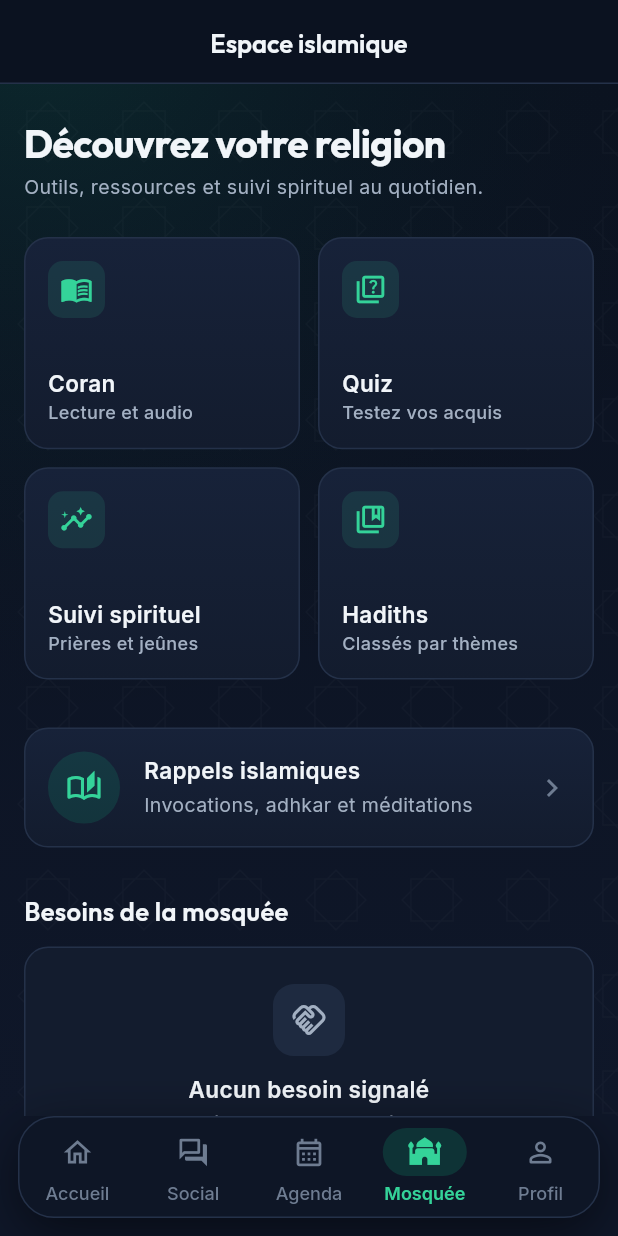
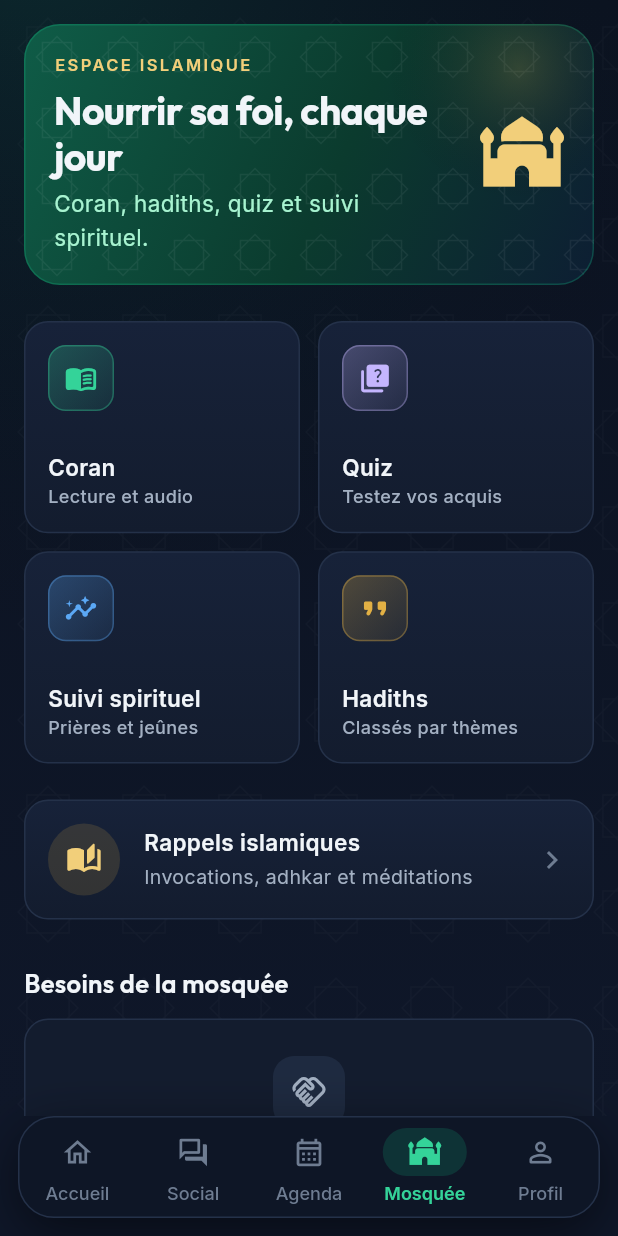
Before and after one commit to sorail742/aeemg, a Flutter app: the screen it shows after launch, item 4 of the bottom bar chosen, on a phone screen of 412 x 824 dp. Run offline on Flutter 3.47's test engine with Material 3 defaults, Android fonts, the phone set to English and light mode, and no system bars; drawn by our look-alikes of flutter_animate; our stand-ins replace adhan, audioplayers, emoji_picker_flutter, flutter_local_notifications, flutter_riverpod, geocoding and 12 more; missing offline and left inert: quran, record; accounts and stored records are empty.

Commit message:
style(AMEL-027): onglets Espace islamique, Agenda et Profil en v3
- Espace islamique : bandeau « Nourrir sa foi, chaque jour », tuiles à
  pastille teintée (Coran, Quiz, Suivi spirituel, Hadiths), rappels en
  accent doré, squelette de chargement, apparition décalée.
- Agenda : en-tête « Agenda » et pastille de la date hégirienne à la
  place de l'AppBar transparente.
- Profil : carte d'identité dans un bandeau, avatar cerclé d'or.
- Marge haute calculée sur la barre d'état plutôt qu'un SafeArea
  supplémentaire (pas de réindentation inutile).

Co-Authored-By: Claude Opus 5.5 <noreply@anthropic.com>
Claude-Session: https://claude.ai/code/session_01QuFgH5bJG7KeUt3vrEj1V2

```diff
--- a/lib/features/mosque/presentation/mosque_screen.dart
+++ b/lib/features/mosque/presentation/mosque_screen.dart
@@ -4,11 +4,14 @@ import 'package:go_router/go_router.dart';
 
 import '../../../core/providers/supabase_provider.dart';
 import '../../../core/theme/app_colors.dart';
+import '../../../core/theme/app_radius.dart';
 import '../../../core/utils/supabase_errors.dart';
 import '../../../core/theme/app_spacing.dart';
 import '../../../core/theme/app_typography.dart';
 import '../../../shared/widgets/ds/aeemg_buttons.dart';
 import '../../../shared/widgets/ds/aeemg_card.dart';
+import '../../../shared/widgets/ds/aeemg_hero.dart';
+import '../../../shared/widgets/ds/aeemg_motion.dart';
 import '../../../shared/widgets/ds/aeemg_section.dart';
 import '../../../shared/widgets/ds/islamic_background.dart';
 import '../../auth/presentation/providers/auth_provider.dart';
@@ -30,13 +33,15 @@ class MosqueScreen extends ConsumerWidget {
     final needsAsync = ref.watch(mosqueNeedsProvider);
     final user = ref.watch(currentUserProvider);
 
+    var index = 0;
+    Widget item(Widget child) => child.reveal(context, index: index++);
+
     return Scaffold(
       backgroundColor: AppColors.background,
-      appBar: AppBar(title: const Text('Espace islamique')),
       body: IslamicBackground(
         withPattern: true,
         child: SafeArea(
-          top: false,
+          bottom: false,
           child: RefreshIndicator(
             color: AppColors.emerald,
             backgroundColor: AppColors.cardSurface,
@@ -44,19 +49,54 @@ class MosqueScreen extends ConsumerWidget {
             child: ListView(
               padding: const EdgeInsets.fromLTRB(
                 AppSpacing.md,
-                AppSpacing.lg,
+                AppSpacing.md,
                 AppSpacing.md,
                 AppSpacing.md,
               ),
               physics: const AlwaysScrollableScrollPhysics(),
               children: [
-                Text('Découvrez votre religion', style: AppTypography.h1),
+                item(
+                  AeemgHero(
+                    child: Row(
+                      children: [
+                        Expanded(
+                          child: Column(
+                            crossAxisAlignment: CrossAxisAlignment.start,
+                            children: [
+                              Text(
+                                'ESPACE ISLAMIQUE',
+                                style: AppTypography.overline.copyWith(
+                                  color: AppColors.goldLight,
+                                  letterSpacing: 1.6,
+                                ),
+                              ),
+                              const SizedBox(height: AppSpacing.sm),
+                              Text(
+                                'Nourrir sa foi, chaque jour',
+                                style: AppTypography.h1,
+                              ),
                               const SizedBox(height: AppSpacing.xs),
                               Text(
-                  'Outils, ressources et suivi spirituel au quotidien.',
-                  style: AppTypography.bodySmall,
+                                'Coran, hadiths, quiz et suivi spirituel.',
+                                style: AppTypography.body.copyWith(
+                                  color: AppColors.lightEmerald,
+                                ),
+                              ),
+                            ],
+                          ),
+                        ),
+                        const SizedBox(width: AppSpacing.md),
+                        const Icon(
+                          Icons.mosque_rounded,
+                          size: 56,
+                          color: AppColors.goldLight,
+                        ),
+                      ],
+                    ),
+                  ),
                 ),
                 const SizedBox(height: AppSpacing.lg),
+                item(
                   GridView.count(
                     crossAxisCount: 2,
                     shrinkWrap: true,
@@ -68,30 +108,36 @@ class MosqueScreen extends ConsumerWidget {
                       _FeatureCard(
                         title: 'Coran',
                         subtitle: 'Lecture et audio',
-                      icon: Icons.menu_book_outlined,
+                        icon: Icons.menu_book_rounded,
+                        tint: AppColors.brightGreen,
                         onTap: () => context.push('/quran'),
                       ),
                       _FeatureCard(
                         title: 'Quiz',
                         subtitle: 'Testez vos acquis',
-                      icon: Icons.quiz_outlined,
+                        icon: Icons.quiz_rounded,
+                        tint: AppColors.violet,
                         onTap: () => context.push('/islamic/quiz'),
                       ),
                       _FeatureCard(
                         title: 'Suivi spirituel',
                         subtitle: 'Prières et jeûnes',
-                      icon: Icons.insights_outlined,
+                        icon: Icons.insights_rounded,
+                        tint: AppColors.info,
                         onTap: () => context.push('/islamic/tracking'),
                       ),
                       _FeatureCard(
                         title: 'Hadiths',
                         subtitle: 'Classés par thèmes',
-                      icon: Icons.collections_bookmark_outlined,
+                        icon: Icons.format_quote_rounded,
+                        tint: AppColors.gold,
                         onTap: () => context.push('/hadith'),
                       ),
                     ],
                   ),
-                const SizedBox(height: AppSpacing.xl),
+                ),
+                const SizedBox(height: AppSpacing.lg),
+                item(
                   AeemgCard(
                     onTap: () => context.push('/islamic'),
                     padding: const EdgeInsets.all(AppSpacing.md),
@@ -100,12 +146,12 @@ class MosqueScreen extends ConsumerWidget {
                         Container(
                           padding: const EdgeInsets.all(12),
                           decoration: BoxDecoration(
-                          color: AppColors.emerald.withValues(alpha: 0.15),
+                            color: AppColors.gold.withValues(alpha: 0.15),
                             shape: BoxShape.circle,
                           ),
                           child: const Icon(
-                          Icons.auto_stories_outlined,
-                          color: AppColors.brightGreen,
+                            Icons.auto_stories_rounded,
+                            color: AppColors.goldLight,
                           ),
                         ),
                         const SizedBox(width: AppSpacing.md),
@@ -113,7 +159,10 @@ class MosqueScreen extends ConsumerWidget {
                           child: Column(
                             crossAxisAlignment: CrossAxisAlignment.start,
                             children: [
-                            Text('Rappels islamiques', style: AppTypography.h4),
+                              Text(
+                                'Rappels islamiques',
+                                style: AppTypography.h4,
+                              ),
                               const SizedBox(height: 4),
                               Text(
                                 'Invocations, adhkar et méditations',
@@ -131,10 +180,11 @@ class MosqueScreen extends ConsumerWidget {
                       ],
                     ),
                   ),
+                ),
                 const SizedBox(height: AppSpacing.xl),
-                const AeemgSectionHeader(title: 'Besoins de la mosquée'),
+                item(const AeemgSectionHeader(title: 'Besoins de la mosquée')),
                 needsAsync.when(
-                  loading: () => const LinearProgressIndicator(minHeight: 2),
+                  loading: () => const AeemgSkeletonTile(),
                   error: (e, _) => AeemgEmptyState(
                     compact: true,
                     icon: Icons.cloud_off_outlined,
@@ -214,7 +264,7 @@ class MosqueScreen extends ConsumerWidget {
                                   borderRadius: BorderRadius.circular(8),
                                   child: LinearProgressIndicator(
                                     value: progress.clamp(0, 1),
-                                    minHeight: 6,
+                                    minHeight: 8,
                                     color: AppColors.emerald,
                                     backgroundColor: AppColors.cardSurfaceLight,
                                   ),
@@ -305,17 +355,20 @@ class MosqueScreen extends ConsumerWidget {
   }
 }
 
+/// Tuile de l'espace islamique : pastille teintée (une couleur par rubrique).
 class _FeatureCard extends StatelessWidget {
   const _FeatureCard({
     required this.title,
     required this.subtitle,
     required this.icon,
+    required this.tint,
     required this.onTap,
   });
 
   final String title;
   final String subtitle;
   final IconData icon;
+  final Color tint;
   final VoidCallback onTap;
 
   @override
@@ -326,12 +379,20 @@ class _FeatureCard extends StatelessWidget {
         crossAxisAlignment: CrossAxisAlignment.start,
         children: [
           Container(
-            padding: const EdgeInsets.all(AppSpacing.sm),
+            padding: const EdgeInsets.all(AppSpacing.smMd - 2),
             decoration: BoxDecoration(
-              color: AppColors.brightGreen.withValues(alpha: 0.12),
-              borderRadius: BorderRadius.circular(10),
+              gradient: LinearGradient(
+                begin: Alignment.topLeft,
+                end: Alignment.bottomRight,
+                colors: [
+                  tint.withValues(alpha: 0.28),
+                  tint.withValues(alpha: 0.08),
+                ],
               ),
-            child: Icon(icon, color: AppColors.brightGreen, size: 22),
+              borderRadius: BorderRadius.circular(AppRadius.medium),
+              border: Border.all(color: tint.withValues(alpha: 0.35)),
+            ),
+            child: Icon(icon, color: tint, size: 22),
           ),
           const Spacer(),
           Text(
```
Also changed, not shown: lib/features/agenda/presentation/agenda_screen.dart (+50 -26 lines), lib/features/profile/presentation/profile_screen.dart (+21 -11 lines), 1 other file. Lines whose indentation alone changed are shown as unchanged.
